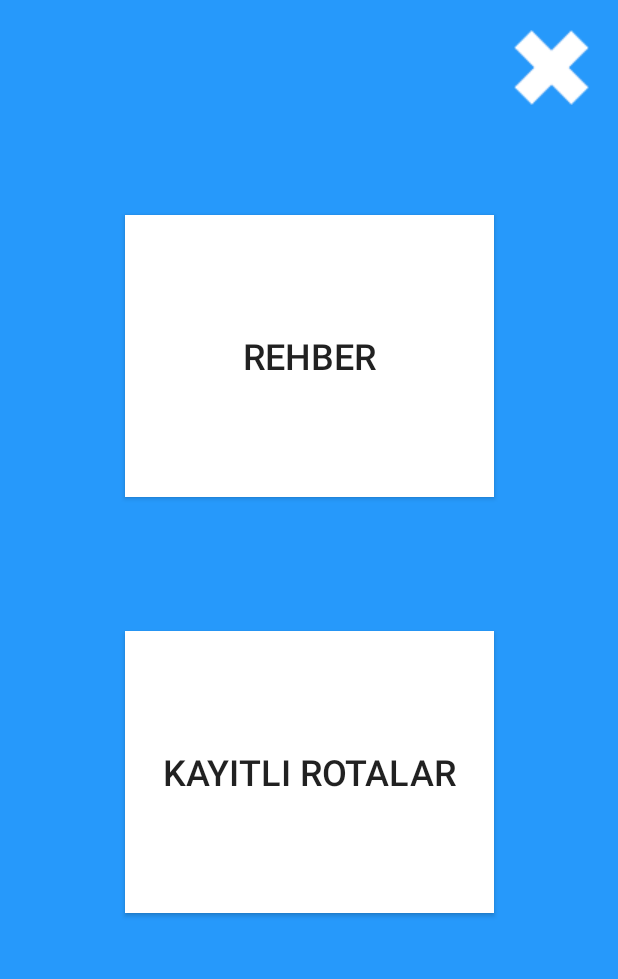
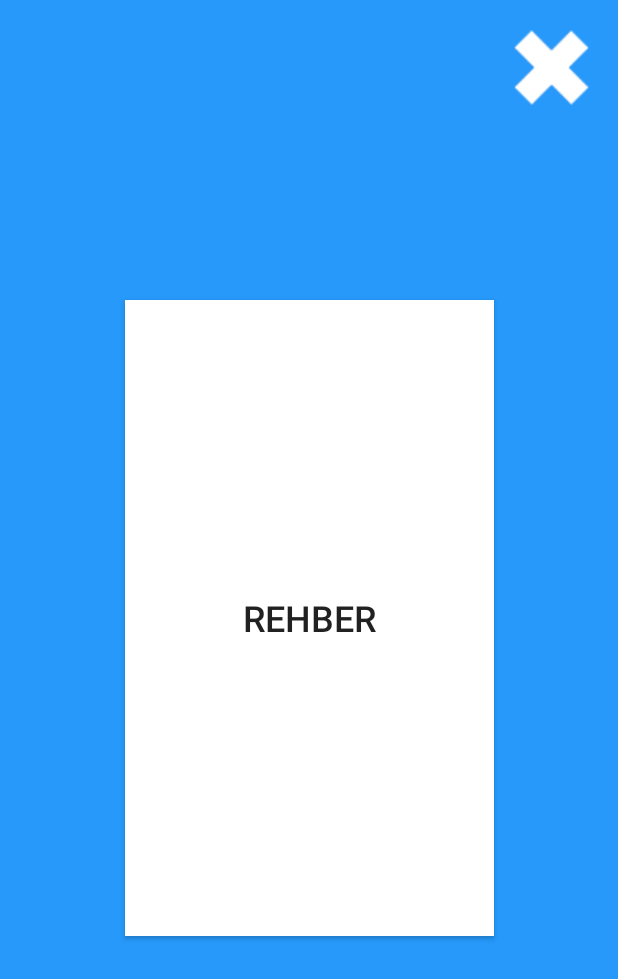
Before and after one commit to onimaskesi/MGT-APP, an Android app: the AnaSayfaActivity screen opened directly, with no data from a screen before it, on a phone screen of 412 x 824 dp. Shown: the top 979 px of the screen. Run offline under Robolectric (Android 15) with nearby library versions, the phone set to English and light mode, and no system bars; our stand-ins replace Firebase (no records; nobody signed in at launch, a user with empty details on screens opened directly); libraries missing offline, so code that uses them is left out: com.mapbox.android, com.mapbox.geojson, com.mapbox.mapboxsdk, com.mapbox.services, com.mapbox.turf; plain views replace MapView; 8 statements that could not run were skipped.

Commit message:
Güncellemeler
Projenin son hali

```diff
--- a/app/src/debug/res/values/google_maps_api.xml
+++ b/app/src/debug/res/values/google_maps_api.xml
@@ -20,5 +20,5 @@
     Once you have your key (it starts with "AIza"), replace the "google_maps_key"
     string in this file.
     -->
-    <string name="google_maps_key" templateMergeStrategy="preserve" translatable="false">AIzaSyBr4V4YhVws-kCKO17SMgzpX4yI4ogCmQ0</string>
+    <string name="google_maps_key" templateMergeStrategy="preserve" translatable="false">AIzaSyAOJQ47x7yfwTiuppt-ZtCum8AYtJlNz-o</string>
 </resources>
--- a/app/src/main/java/com/onimaskesi/mgtapp/AnaSayfaActivity.kt
+++ b/app/src/main/java/com/onimaskesi/mgtapp/AnaSayfaActivity.kt
@@ -307,12 +307,6 @@ class AnaSayfaActivity : AppCompatActivity() , PermissionsListener , OnMapReadyC
         finish()
     }
 
-    fun Kayitli_rotalar_click(view: View){
-
-
-
-    }
-
     fun Rehber_click(view: View){
 
         makeOfflineTheUser()
--- a/app/src/main/java/com/onimaskesi/mgtapp/TakipciNavigasyon.kt
+++ b/app/src/main/java/com/onimaskesi/mgtapp/TakipciNavigasyon.kt
@@ -177,7 +177,7 @@ class TakipciNavigasyon:AppCompatActivity(), OnMapReadyCallback, PermissionsList
 
     fun navigeEt(){
 
-        val simulateRoute = true
+        val simulateRoute = false
         val options = NavigationLauncherOptions.builder()
             .directionsRoute(currentRoute)
             .shouldSimulateRoute(simulateRoute)
--- a/app/src/main/res/layout/activity_ana_sayfa.xml
+++ b/app/src/main/res/layout/activity_ana_sayfa.xml
@@ -12,30 +12,16 @@
         android:id="@+id/Rehberbtn"
         android:layout_width="246dp"
         android:layout_height="0dp"
-        android:layout_marginTop="143dp"
-        android:layout_marginBottom="89dp"
+        android:layout_marginTop="200dp"
+        android:layout_marginBottom="200dp"
         android:background="#FFFFFF"
         android:onClick="Rehber_click"
         android:text="REHBER"
         android:textSize="24sp"
-        app:layout_constraintBottom_toTopOf="@+id/button3"
+        app:layout_constraintBottom_toBottomOf="parent"
         app:layout_constraintEnd_toEndOf="parent"
         app:layout_constraintStart_toStartOf="parent"
         app:layout_constraintTop_toTopOf="parent" />
-
-    <Button
-        android:id="@+id/button3"
-        android:layout_width="246dp"
-        android:layout_height="0dp"
-        android:layout_marginBottom="215dp"
-        android:background="#FFFFFF"
-        android:onClick="Kayitli_rotalar_click"
-        android:text="KAYITLI ROTALAR"
-        android:textSize="24sp"
-        app:layout_constraintBottom_toBottomOf="parent"
-        app:layout_constraintEnd_toEndOf="parent"
-        app:layout_constraintStart_toStartOf="parent"
-        app:layout_constraintTop_toBottomOf="@+id/Rehberbtn" />
 
     <ImageButton
         android:id="@+id/logOutbtn"
--- a/app/src/main/res/layout/activity_takipci_harita.xml
+++ b/app/src/main/res/layout/activity_takipci_harita.xml
@@ -6,7 +6,7 @@
     android:layout_width="match_parent"
     android:layout_height="match_parent"
     android:background="@color/blue"
-    tools:context=".LiderNavigation" >
+    tools:context=".TakipciHarita" >
 
     <fragment
         android:id="@+id/map"
--- a/app/src/main/res/values/strings.xml
+++ b/app/src/main/res/values/strings.xml
@@ -1,6 +1,6 @@
 <resources>
     <string name="app_name">MGT APP</string>
-    <string name="access_token_mapbox">sk.eyJ1Ijoib25pbWFza2VzaSIsImEiOiJja2I2ZzB1NHgxMjc0MnJueWN1c3JpZTRnIn0.qUrDdd3-PDnvKhppK9gV0w</string>
+    <string name="access_token_mapbox">pk.eyJ1Ijoib25pbWFza2VzaSIsImEiOiJja2FqcmsxN3EwZGl4MnJqdTJqOGcyMDVjIn0.lRUXgG7p8f-jkeaoyIv8AA</string>
     <string name="user_location_permission_explanation">Uygulamayı kullanabilmek için konum izni vermelisiniz!!</string>
     <string name="title_activity_lider_navigation">TakipEdiliyorsunuz</string>
     <string name="title_activity_takipci_harita">Takiptesiniz</string>
```
Also changed, not shown: app/src/main/java/com/onimaskesi/mgtapp/LiderNavigation.kt (+14 -19 lines), app/src/main/java/com/onimaskesi/mgtapp/TakipEdeceklerListesi.kt (+12 -2 lines), app/src/main/java/com/onimaskesi/mgtapp/TakipciHarita.kt (+8 -2 lines).
